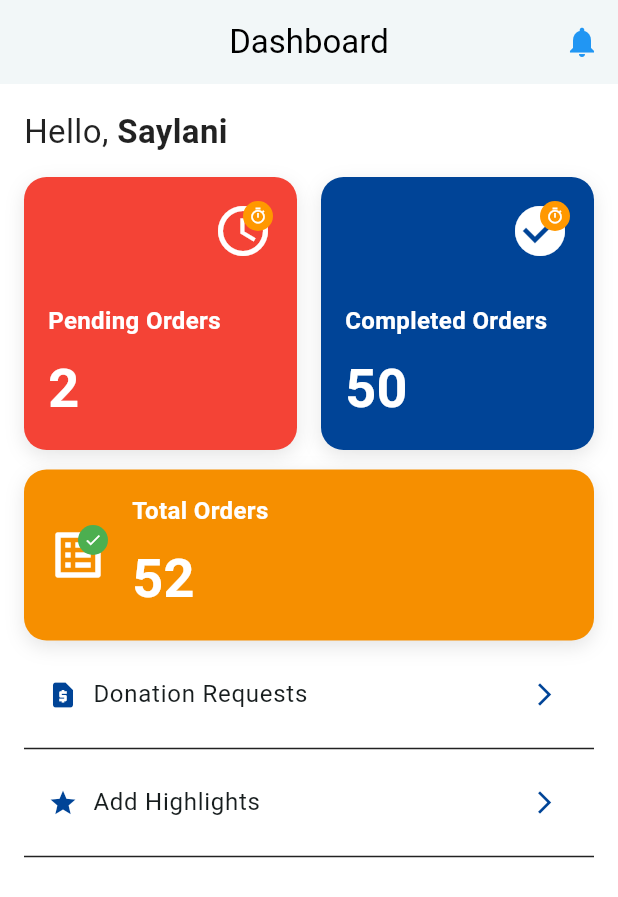
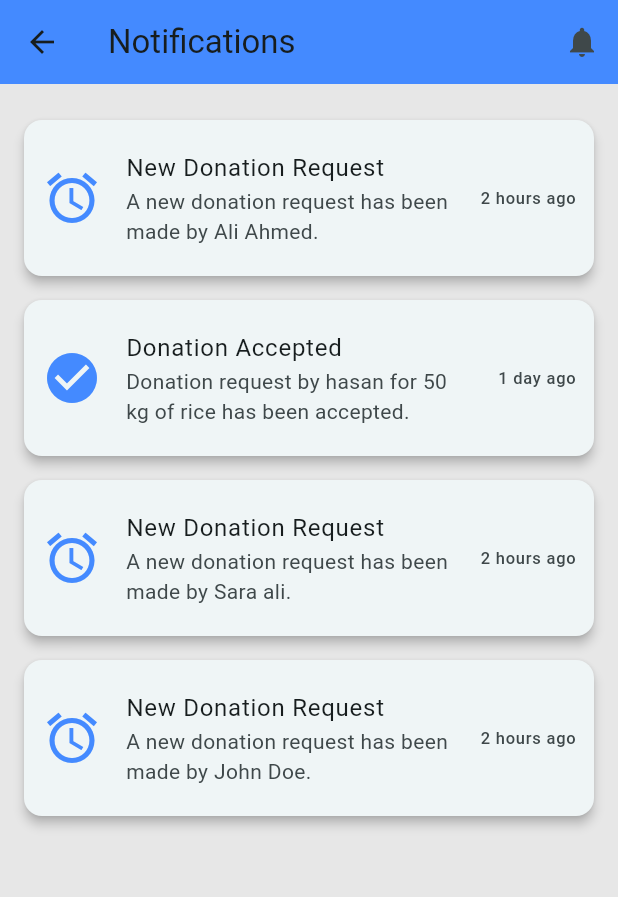
Before and after one commit to huzaifascinating/giventake, a Flutter app: the DashboardTab screen opened directly, after a tap on the "notifications" icon, on a phone screen of 412 x 824 dp. Shown: the top 897 px of the screen. Run offline on Flutter 3.47's test engine with Material 3 defaults, Android fonts, the light colour scheme and no system bars.

Commit message:
Notification for organization and donors created

```diff
--- /dev/null
+++ b/lib/Donor/donor_notifications.dart
@@ -0,0 +1,75 @@
+import 'package:flutter/material.dart';
+
+class DonorNotificationsPage extends StatelessWidget {
+  const DonorNotificationsPage({super.key});
+
+  @override
+  Widget build(BuildContext context) {
+    // Example notifications data
+    final List<Map<String, dynamic>> notifications = [
+      {
+        'title': 'Donation Accepted',
+        'description':
+            'Donation request for 50 kg of rice has been accepted.',
+        'time': '1 day ago',
+        'icon': Icons.check_circle,
+      },
+      {
+        'title': 'Donation Rejected',
+        'description':
+            'Unfortunately, your donation of old clothes was rejected.',
+        'time': '3 days ago',
+        'icon': Icons.cancel, // Updated icon for rejection
+      },
+    ];
+
+    return Scaffold(
+      appBar: AppBar(
+        title: const Text('Notifications'),
+        backgroundColor: Colors.blueAccent,
+        actions: [
+          IconButton(
+            icon: const Icon(Icons.notifications),
+            onPressed: () {
+              // Handle notifications action
+            },
+          ),
+        ],
+      ),
+      body: Padding(
+        padding: const EdgeInsets.all(16.0),
+        child: ListView.builder(
+          itemCount: notifications.length,
+          itemBuilder: (context, index) {
+            final notification = notifications[index];
+            return _buildNotificationItem(notification);
+          },
+        ),
+      ),
+    );
+  }
+
+  Widget _buildNotificationItem(Map<String, dynamic> notification) {
+    return Card(
+      elevation: 3,
+      margin: const EdgeInsets.symmetric(vertical: 8),
+      shape: RoundedRectangleBorder(
+        borderRadius: BorderRadius.circular(12),
+      ),
+      child: ListTile(
+        leading: Icon(
+          notification['icon']!, // Directly use IconData
+          size: 40,
+          color: Colors.blueAccent, // You can change color if needed
+        ),
+        title: Text(notification['title']!),
+        subtitle: Text(notification['description']!),
+        trailing: Text(notification['time']!),
+        contentPadding: const EdgeInsets.all(12),
+        onTap: () {
+          // Handle notification tap, e.g., navigate to a detailed view
+        },
+      ),
+    );
+  }
+}
--- a/lib/Organization/organization_dashboard.dart
+++ b/lib/Organization/organization_dashboard.dart
@@ -1,4 +1,5 @@
 import 'package:flutter/material.dart';
+import 'package:giventake/Organization/organization_notifications.dart';
 import 'package:giventake/main.dart';
 import 'organization_requests.dart';
 
@@ -13,41 +14,51 @@ class DashboardTab extends StatelessWidget {
         'count': 2,
         'icon': Icons.access_time,
         'color': Colors.red,
-        'contentColor': Colors.white
+        'contentColor': primaryColor,
+        'routePush': const OrganizationRequestsPage()
       },
       {
         'status': 'Completed Orders',
         'count': 50,
         'icon': Icons.check_circle,
         'color': darkBlue,
-        'contentColor': Colors.white
+        'contentColor': primaryColor,
+        // 'routePush': const HistoryTab(),
       },
       {
         'status': 'Total Orders',
         'count': 52,
         'icon': Icons.list_alt,
         'color': const Color.fromARGB(255, 246, 143, 0),
-        'contentColor': Colors.white
+        'contentColor': primaryColor
       },
     ];
 
     return Scaffold(
-      backgroundColor: Colors.white,
+      backgroundColor: primaryColor,
       appBar: AppBar(
         title: const Text(
           'Dashboard',
-          style: TextStyle(color: Colors.black),
+          style: TextStyle(color: secondaryColor),
         ),
         centerTitle: true,
         backgroundColor: Colors.white,
-        iconTheme: const IconThemeData(color: Colors.black),
+        iconTheme: const IconThemeData(color: secondaryColor),
         elevation: 1,
         automaticallyImplyLeading: false,
         actions: [
           IconButton(
-            icon: const Icon(Icons.notifications, color: Colors.blue),
-            onPressed: () {},
+            icon: const Icon(Icons.notifications, color: lightBlue),
+            onPressed: () {
+              Navigator.push(
+                context,
+                MaterialPageRoute(
+                  builder: (context) => const OrganizationNotificationsPage(),
                 ),
+              );
+            },
+          )
+
         ],
       ),
       body: Padding(
@@ -73,33 +84,34 @@ class DashboardTab extends StatelessWidget {
                 ],
               ),
               const SizedBox(height: 15),
-              GridView.builder(
-                shrinkWrap: true,
-                physics: const NeverScrollableScrollPhysics(),
-                gridDelegate: const SliverGridDelegateWithFixedCrossAxisCount(
-                  crossAxisCount: 2,
-                  crossAxisSpacing: 16,
-                  mainAxisSpacing: 16,
-                ),
-                itemCount: orders.length - 1,
-                itemBuilder: (context, index) {
-                  final order = orders[index];
-                  return _buildOrderContainer(
+              Column(
+                children: [
+                  const SizedBox(height: 15),
+                  ...orders.take(3).map((order) {
+                    return Column(
+                      children: [
+                        _buildFullWidthOrderContainer(
                           title: order['status'],
                           count: order['count'],
                           icon: order['icon'],
                           color: order['color'],
                           contentColor: order['contentColor'],
+                          onTap: () {
+                            if (order['routePush'] != null) {
+                              // Perform the navigation when routePush is provided
+                              Navigator.push(
+                                context,
+                                MaterialPageRoute(
+                                    builder: (context) => order['routePush']),
                               );
+                            }
                           },
                         ),
                         const SizedBox(height: 13),
-              _buildFullWidthOrderContainer(
-                title: orders.last['status'],
-                count: orders.last['count'],
-                icon: orders.last['icon'],
-                color: orders.last['color'],
-                contentColor: orders.last['contentColor'],
+                      ],
+                    );
+                  }),
+                ],
               ),
               const SizedBox(height: 8),
               Column(
@@ -125,76 +137,6 @@ class DashboardTab extends StatelessWidget {
     );
   }
 
-  Widget _buildOrderContainer({
-    required String title,
-    required int count,
-    required IconData icon,
-    required Color color,
-    required Color contentColor,
-  }) {
-    return Container(
-      decoration: BoxDecoration(
-        color: color,
-        borderRadius: BorderRadius.circular(15),
-        boxShadow: [
-          BoxShadow(
-            color: Colors.black.withOpacity(0.1),
-            blurRadius: 10,
-            offset: const Offset(0, 4),
-          ),
-        ],
-      ),
-      padding: const EdgeInsets.all(16),
-      child: Column(
-        crossAxisAlignment: CrossAxisAlignment.start,
-        children: [
-          Align(
-            alignment: Alignment.topRight,
-            child: Stack(
-              alignment: Alignment.topRight,
-              children: [
-                Icon(icon, color: contentColor, size: 40),
-                Positioned(
-                  top: 0,
-                  right: 0,
-                  child: Container(
-                    padding: const EdgeInsets.all(4),
-                    decoration: BoxDecoration(
-                      color: Colors.orange,
-                      shape: BoxShape.circle,
-                    ),
-                    child: const Icon(
-                      Icons.timer_outlined,
-                      size: 12,
-                      color: Colors.white,
-                    ),
-                  ),
-                ),
-              ],
-            ),
-          ),
-          const Spacer(),
-          Text(
-            title,
-            style: TextStyle(
-              fontSize: 16,
-              fontWeight: FontWeight.bold,
-              color: contentColor,
-            ),
-          ),
-          const SizedBox(height: 8),
-          Text(
-            count.toString(),
-            style: TextStyle(
-              fontSize: 36,
-              fontWeight: FontWeight.bold,
-              color: contentColor,
-            ),
-          ),
-        ],
-      ),
-    );
-  }
 
   Widget _buildFullWidthOrderContainer({
     required String title,
@@ -202,8 +144,11 @@ class DashboardTab extends StatelessWidget {
     required IconData icon,
     required Color color,
     required Color contentColor,
+    VoidCallback ? onTap,
   }) {
-    return Container(
+    return GestureDetector(
+      onTap: onTap ?? (){}, // Handle tap
+      child: Container(
         width: double.infinity,
         decoration: BoxDecoration(
           color: color,
@@ -220,28 +165,7 @@ class DashboardTab extends StatelessWidget {
         child: Row(
           crossAxisAlignment: CrossAxisAlignment.center,
           children: [
-          Stack(
-            alignment: Alignment.topRight,
-            children: [
             Icon(icon, color: contentColor, size: 40),
-              Positioned(
-                top: 0,
-                right: 0,
-                child: Container(
-                  padding: const EdgeInsets.all(4),
-                  decoration: const BoxDecoration(
-                    color: Colors.green,
-                    shape: BoxShape.circle,
-                  ),
-                  child: const Icon(
-                    Icons.check,
-                    size: 12,
-                    color: Colors.white,
-                  ),
-                ),
-              ),
-            ],
-          ),
             const SizedBox(width: 16),
             Column(
               crossAxisAlignment: CrossAxisAlignment.start,
@@ -266,6 +190,7 @@ class DashboardTab extends StatelessWidget {
               ],
             ),
           ],
+        ),
       ),
     );
   }
@@ -303,3 +228,73 @@ class DashboardTab extends StatelessWidget {
     );
   }
 }
+  // Widget _buildOrderContainer({
+  //   required String title,
+  //   required int count,
+  //   required IconData icon,
+  //   required Color color,
+  //   required Color contentColor,
+  // }) {
+  //   return Container(
+  //     decoration: BoxDecoration(
+  //       color: color,
+  //       borderRadius: BorderRadius.circular(15),
+  //       boxShadow: [
+  //         BoxShadow(
+  //           color: Colors.black.withOpacity(0.1),
+  //           blurRadius: 10,
+  //           offset: const Offset(0, 4),
+  //         ),
+  //       ],
+  //     ),
+  //     padding: const EdgeInsets.all(16),
+  //     child: Column(
+  //       crossAxisAlignment: CrossAxisAlignment.start,
+  //       children: [
+  //         Align(
+  //           alignment: Alignment.topRight,
+  //           child: Stack(
+  //             alignment: Alignment.topRight,
+  //             children: [
+  //               Icon(icon, color: contentColor, size: 40),
+  //               Positioned(
+  //                 top: 0,
+  //                 right: 0,
+  //                 child: Container(
+  //                   padding: const EdgeInsets.all(4),
+  //                   decoration: BoxDecoration(
+  //                     color: Colors.orange,
+  //                     shape: BoxShape.circle,
+  //                   ),
+  //                   child: const Icon(
+  //                     Icons.timer_outlined,
+  //                     size: 12,
+  //                     color: Colors.white,
+  //                   ),
+  //                 ),
+  //               ),
+  //             ],
+  //           ),
+  //         ),
+  //         const Spacer(),
+  //         Text(
+  //           title,
+  //           style: TextStyle(
+  //             fontSize: 16,
+  //             fontWeight: FontWeight.bold,
+  //             color: contentColor,
+  //           ),
+  //         ),
+  //         const SizedBox(height: 8),
+  //         Text(
+  //           count.toString(),
+  //           style: TextStyle(
+  //             fontSize: 36,
+  //             fontWeight: FontWeight.bold,
+  //             color: contentColor,
+  //           ),
+  //         ),
+  //       ],
+  //     ),
+  //   );
+  // }
--- a/lib/Organization/organization_donationinfo.dart
+++ b/lib/Organization/organization_donationinfo.dart
@@ -16,21 +16,48 @@ class OrganizationDonationInfoPage extends StatelessWidget {
 
     // Placeholder data for donation details
     final donationDetails = [
-      {'label': 'Donor Name', 'value': request['name'] ?? 'Anonymous'},
-      {'label': 'Location', 'value': request['location'] ?? 'Gulistan-e-Jauhar block 2'},
-      {'label': 'Donation Type', 'value': request['donationType'] ?? 'Food'},
-      {'label': 'Quantity', 'value': request['quantity'] ?? '20Kg'},
-      {'label': 'Contact', 'value': request['quantity'] ?? '03212471039'},
-
       {
-        'label': 'Donation Date',
-        'value': request['donationDate'] ?? '10/12/2024'
+        'icon': Icons.person,
+        'label': 'Donor Name',
+        'value': request['name'] ?? 'Anonymous',
       },
       {
+        'icon': Icons.location_on,
+        'label': 'Location',
+        'value': request['location'] ?? 'Gulistan-e-Jauhar block 2',
+      },
+      {
+        'icon': Icons.category,
+        'label': 'Donation Type',
+        'value': request['donationType'] ?? 'Food',
+      },
+      {
+        'icon': Icons.description_outlined,
+        'label': 'Donation Item',
+        'value': request['donationItem'] ?? 'Wedding Leftover Biryani',
+      },
+      {
+        'icon': Icons.scale,
+        'label': 'Quantity',
+        'value': request['quantity'] ?? '20Kg',
+      },
+      {
+        'icon': Icons.phone,
+        'label': 'Contact',
+        'value': request['contact'] ?? '03212471039',
+      },
+      {
+        'icon': Icons.calendar_today,
+        'label': 'Donation Date',
+        'value': request['donationDate'] ?? '10/12/2024',
+      },
+      {
+        'icon': Icons.info_outline,
         'label': 'Additional Info',
-        'value': request['additionalInfo'] ?? 'No Additional Information'
+        'value': request['additionalInfo'] ?? 'No Additional Information',
       },
     ];
+
 
     return Scaffold(
       appBar: AppBar(
@@ -49,7 +76,7 @@ class OrganizationDonationInfoPage extends StatelessWidget {
         ),
       ),
       body: SingleChildScrollView(
-        padding: const EdgeInsets.all(16.0),
+        padding: const EdgeInsets.all(18.0),
         child: Card(
           elevation: 6,
           shape: RoundedRectangleBorder(
@@ -98,9 +125,9 @@ class OrganizationDonationInfoPage extends StatelessWidget {
                 // Donation Details Section (using donationDetails array)
                 for (var detail in donationDetails)
                   _buildReportItem(
-                    icon: Icons.info_outline,
-                    label: detail['label']!,
-                    value: detail['value']!,
+                    icon: detail['icon'] as IconData,
+                    label: detail['label'] as String,
+                    value: detail['value'] as String,
                   ),
                 const SizedBox(height: 20),
 
--- /dev/null
+++ b/lib/Organization/organization_notifications.dart
@@ -0,0 +1,86 @@
+import 'package:flutter/material.dart';
+
+class OrganizationNotificationsPage extends StatelessWidget {
+  const OrganizationNotificationsPage({super.key});
+
+  @override
+  Widget build(BuildContext context) {
+    // Example notifications data
+    final List<Map<String, dynamic>> notifications = [
+      {
+        'title': 'New Donation Request',
+        'description': 'A new donation request has been made by Ali Ahmed.',
+        'time': '2 hours ago',
+        'icon': Icons.access_alarm,
+      },
+      {
+        'title': 'Donation Accepted',
+        'description':
+            'Donation request by hasan for 50 kg of rice has been accepted.',
+        'time': '1 day ago',
+        'icon': Icons.check_circle,
+      },
+      {
+        'title': 'New Donation Request',
+        'description': 'A new donation request has been made by Sara ali.',
+        'time': '2 hours ago',
+        'icon': Icons.access_alarm,
+      },
+      {
+        'title': 'New Donation Request',
+        'description': 'A new donation request has been made by John Doe.',
+        'time': '2 hours ago',
+        'icon': Icons.access_alarm,
+      },
+    ];
+
+    return Scaffold(
+      appBar: AppBar(
+        title: const Text('Notifications'),
+        backgroundColor: Colors.blueAccent,
+        actions: [
+          IconButton(
+            icon: const Icon(Icons.notifications),
+            onPressed: () {
+              // Handle notifications action
+            },
+          ),
+        ],
+      ),
+      body: Padding(
+        padding: const EdgeInsets.all(16.0),
+        child: ListView.builder(
+          itemCount: notifications.length,
+          itemBuilder: (context, index) {
+            final notification = notifications[index];
+            return _buildNotificationItem(notification);
+          },
+        ),
+      ),
+    );
+  }
+
+  Widget _buildNotificationItem(Map<String, dynamic> notification) {
+    return Card(
+      elevation: 3,
+      margin: const EdgeInsets.symmetric(vertical: 8),
+      shape: RoundedRectangleBorder(
+        borderRadius: BorderRadius.circular(12),
+      ),
+      child: ListTile(
+        leading: Icon(
+          notification['icon']!, // Directly use IconData
+          size: 40,
+          color: Colors.blueAccent, // You can change color if needed
+        ),
+        title: Text(notification['title']!),
+        subtitle: Text(notification['description']!),
+        trailing: Text(notification['time']!),
+        contentPadding: const EdgeInsets.all(12),
+        onTap: () {
+          // Handle notification tap, e.g., navigate to a detailed view
+        },
+      ),
+    );
+  }
+}
--- a/pubspec.yaml
+++ b/pubspec.yaml
@@ -46,12 +46,8 @@ dev_dependencies:
   # package. See that file for information about deactivating specific lint
   # rules and activating additional ones.
   flutter_lints: ^4.0.0
-  flutter_launcher_icons: ^0.11.0
 
-flutter_icons:
-  android: true
-  ios: true
-  image_path: "assets/giveNTake.svg"
+
 # For information on the generic Dart part of this file, see the
 # following page: https://dart.dev/tools/pub/pubspec
 
```
Also changed, not shown: lib/Donor/donor_home.dart (+13 -11 lines), lib/Organization/organization_requests.dart (+5 -5 lines), pubspec.lock. Lines whose indentation alone changed are shown as unchanged.
